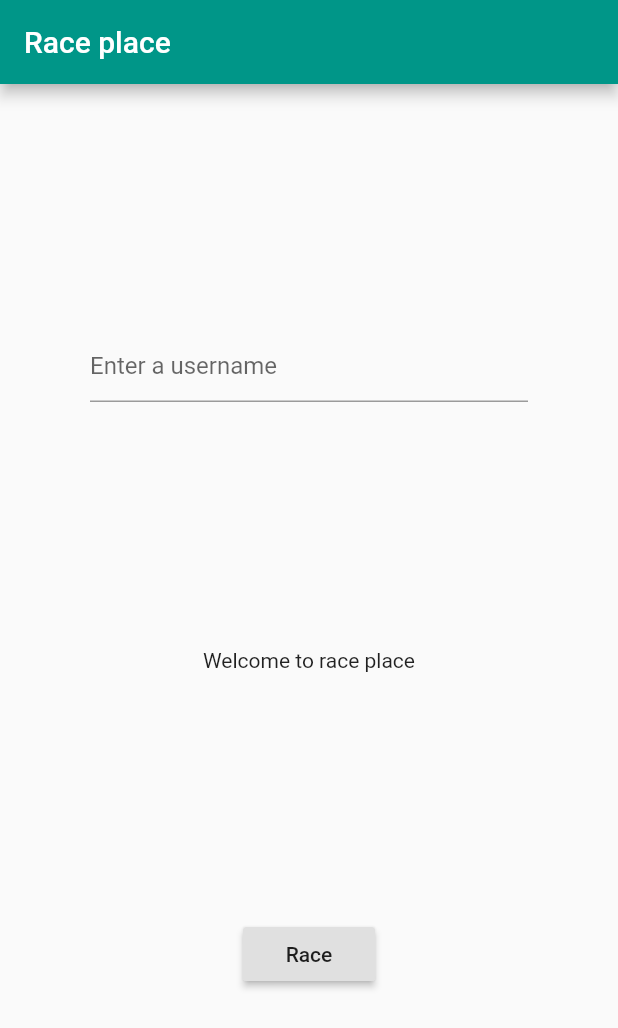
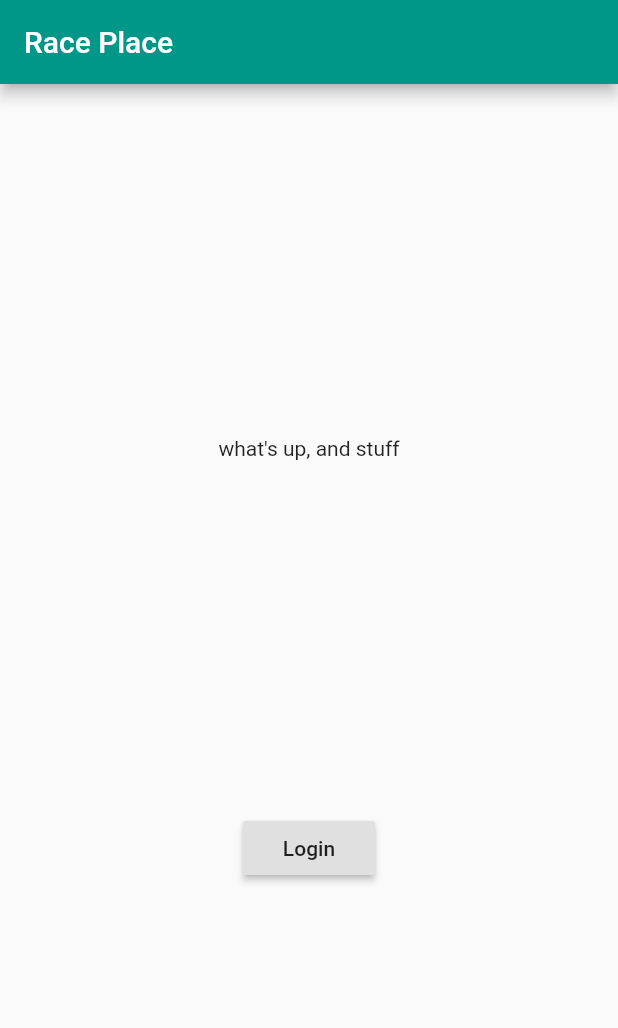
Before and after one commit to chance-cyphers/race-place, a Flutter app: the screen it shows after launch, on a phone screen of 412 x 824 dp. Shown: the top 1028 px of the screen. Run offline on Flutter 3.47's test engine with Material 2 defaults, Android fonts, the phone set to English and light mode, and no system bars; our stand-ins replace location; generated files the repository leaves out were written again.

Commit message:
Add placeholder login page with client that makes calls

```diff
--- a/lib/main.dart
+++ b/lib/main.dart
@@ -1,6 +1,6 @@
 import 'package:flutter/material.dart';
 import 'package:flutter/services.dart';
-import 'package:race_place/page/home_page.dart';
+import 'package:race_place/page/login_page.dart';
 
 void main() {
   SystemChrome.setPreferredOrientations([
@@ -18,7 +18,7 @@ class MyApp extends StatelessWidget {
       theme: ThemeData(
         primarySwatch: Colors.teal,
       ),
-      home: HomePage(),
+      home: LoginPage(),
     );
   }
 }
--- /dev/null
+++ b/lib/page/login_page.dart
@@ -0,0 +1,35 @@
+
+import 'package:flutter/material.dart';
+import 'package:race_place/auth/auth.dart';
+
+class LoginPage extends StatefulWidget {
+  @override
+  State<StatefulWidget> createState() => _LoginState();
+}
+
+class _LoginState extends State<LoginPage> {
+  void _login() {
+    loginClient.login("test@test.com", "ChuckNorris1")
+    .then((creds) {
+    });
+  }
+
+  @override
+  Widget build(BuildContext context) {
+    return Scaffold(
+        appBar: AppBar(
+          title: Text("Race Place"),
+        ),
+        body: Center(
+          child: Column(
+              mainAxisAlignment: MainAxisAlignment.spaceEvenly,
+              children: <Widget>[
+                Text("what's up, and stuff"),
+                RaisedButton(
+                  child: Text("Login"),
+                  onPressed: _login,
+                )
+              ]),
+        ));
+  }
+}
```
Also changed, not shown: lib/auth/auth.dart (added, +40 -0 lines), lib/auth/creds.dart (added, +15 -0 lines), lib/page/home_page.dart (+5 -8 lines).
